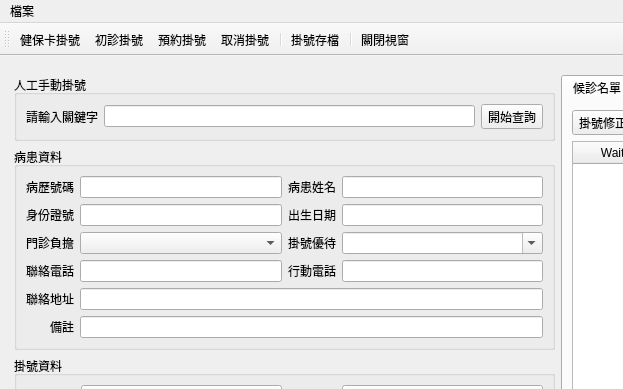
picacat/pyMedical, file ui/registration.ui: the form before one commit; both pictures show x 0 to 623 and y 0 to 389 of the 1115 by 865 pixel window.
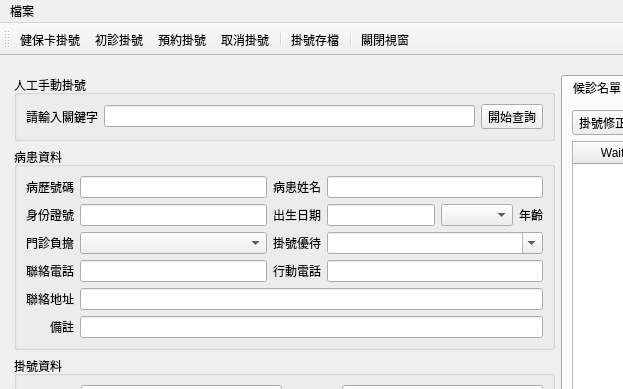
The form after the commit. Icons and pictures are not drawn.

```diff
--- a/ui/registration.ui
+++ b/ui/registration.ui
@@ -404,10 +404,10 @@
         <layout class="QGridLayout" name="gridLayout_3">
          <item row="0" column="0">
           <layout class="QGridLayout" name="gridLayout_2">
-           <item row="3" column="1">
+           <item row="4" column="1">
             <widget class="QLineEdit" name="lineEdit_telephone"/>
            </item>
-           <item row="1" column="2">
+           <item row="2" column="2">
             <widget class="QLabel" name="label_5">
              <property name="sizePolicy">
               <sizepolicy hsizetype="Fixed" vsizetype="Preferred">
@@ -423,7 +423,7 @@
              </property>
             </widget>
            </item>
-           <item row="4" column="0">
+           <item row="5" column="0">
             <widget class="QLabel" name="label_10">
              <property name="sizePolicy">
               <sizepolicy hsizetype="Fixed" vsizetype="Preferred">
@@ -439,7 +439,7 @@
              </property>
             </widget>
            </item>
-           <item row="2" column="0">
+           <item row="3" column="0">
             <widget class="QLabel" name="label_6">
              <property name="sizePolicy">
               <sizepolicy hsizetype="Fixed" vsizetype="Preferred">
@@ -455,7 +455,7 @@
              </property>
             </widget>
            </item>
-           <item row="1" column="0">
+           <item row="2" column="0">
             <widget class="QLabel" name="label_4">
              <property name="sizePolicy">
               <sizepolicy hsizetype="Fixed" vsizetype="Preferred">
@@ -471,13 +471,10 @@
              </property>
             </widget>
            </item>
-           <item row="1" column="1">
+           <item row="2" column="1">
             <widget class="QLineEdit" name="lineEdit_id"/>
            </item>
-           <item row="0" column="3">
-            <widget class="QLineEdit" name="lineEdit_name"/>
-           </item>
-           <item row="0" column="1">
+           <item row="1" column="1">
             <widget class="QLineEdit" name="lineEdit_patient_key">
              <property name="focusPolicy">
               <enum>Qt::StrongFocus</enum>
@@ -487,7 +484,7 @@
              </property>
             </widget>
            </item>
-           <item row="0" column="2">
+           <item row="1" column="2">
             <widget class="QLabel" name="label_3">
              <property name="sizePolicy">
               <sizepolicy hsizetype="Fixed" vsizetype="Preferred">
@@ -503,10 +500,7 @@
              </property>
             </widget>
            </item>
-           <item row="3" column="3">
-            <widget class="QLineEdit" name="lineEdit_cellphone"/>
-           </item>
-           <item row="0" column="0">
+           <item row="1" column="0">
             <widget class="QLabel" name="label_2">
              <property name="sizePolicy">
               <sizepolicy hsizetype="Fixed" vsizetype="Preferred">
@@ -522,7 +516,7 @@
              </property>
             </widget>
            </item>
-           <item row="3" column="0">
+           <item row="4" column="0">
             <widget class="QLabel" name="label_8">
              <property name="sizePolicy">
               <sizepolicy hsizetype="Fixed" vsizetype="Preferred">
@@ -538,17 +532,7 @@
              </property>
             </widget>
            </item>
-           <item row="1" column="3">
-            <widget class="QLineEdit" name="lineEdit_birthday">
-             <property name="inputMask">
-              <string/>
-             </property>
-            </widget>
-           </item>
-           <item row="5" column="1" colspan="3">
-            <widget class="QLineEdit" name="lineEdit_patient_remark"/>
-           </item>
-           <item row="2" column="2">
+           <item row="3" column="2">
             <widget class="QLabel" name="label_7">
              <property name="sizePolicy">
               <sizepolicy hsizetype="Fixed" vsizetype="Preferred">
@@ -564,7 +548,7 @@
              </property>
             </widget>
            </item>
-           <item row="3" column="2">
+           <item row="4" column="2">
             <widget class="QLabel" name="label_9">
              <property name="sizePolicy">
               <sizepolicy hsizetype="Fixed" vsizetype="Preferred">
@@ -580,7 +564,7 @@
              </property>
             </widget>
            </item>
-           <item row="5" column="0">
+           <item row="6" column="0">
             <widget class="QLabel" name="label_27">
              <property name="text">
               <string>備註</string>
@@ -590,19 +574,53 @@
              </property>
             </widget>
            </item>
-           <item row="2" column="3">
-            <widget class="QComboBox" name="comboBox_patient_discount">
-             <property name="editable">
-              <bool>true</bool>
-             </property>
-            </widget>
-           </item>
-           <item row="2" column="1">
+           <item row="3" column="1">
             <widget class="QComboBox" name="comboBox_patient_share"/>
            </item>
-           <item row="4" column="1" colspan="3">
+           <item row="5" column="1" colspan="3">
             <widget class="QLineEdit" name="lineEdit_address"/>
            </item>
+           <item row="6" column="1" colspan="3">
+            <widget class="QLineEdit" name="lineEdit_patient_remark"/>
+           </item>
+           <item row="4" column="3">
+            <widget class="QLineEdit" name="lineEdit_cellphone"/>
+           </item>
+           <item row="3" column="3">
+            <widget class="QComboBox" name="comboBox_patient_discount">
+             <property name="editable">
+              <bool>true</bool>
+             </property>
+            </widget>
+           </item>
+           <item row="1" column="3">
+            <layout class="QHBoxLayout" name="horizontalLayout_4">
+             <item>
+              <widget class="QLineEdit" name="lineEdit_name"/>
+             </item>
+            </layout>
+           </item>
+           <item row="2" column="3">
+            <layout class="QHBoxLayout" name="horizontalLayout_5">
+             <item>
+              <widget class="QLineEdit" name="lineEdit_birthday">
+               <property name="inputMask">
+                <string/>
+               </property>
+              </widget>
+             </item>
+             <item>
+              <widget class="QComboBox" name="comboBox_gender"/>
+             </item>
+             <item>
+              <widget class="QLabel" name="label_age">
+               <property name="text">
+                <string>年齡</string>
+               </property>
+              </widget>
+             </item>
+            </layout>
+           </item>
           </layout>
          </item>
         </layout>
```
